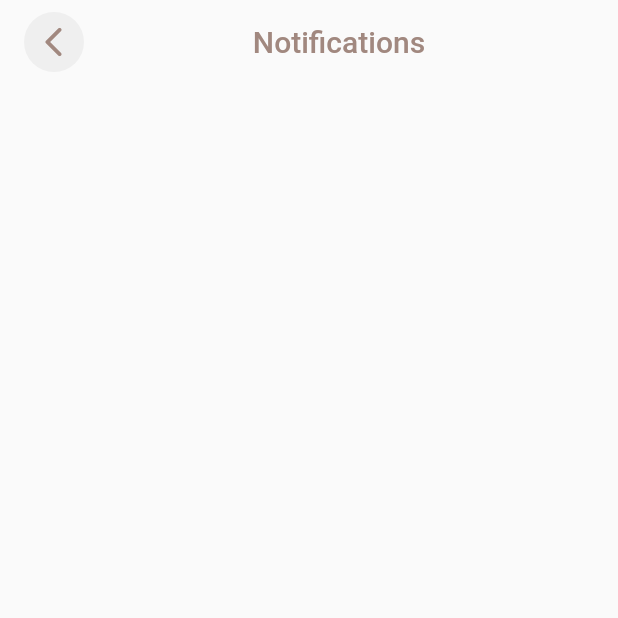
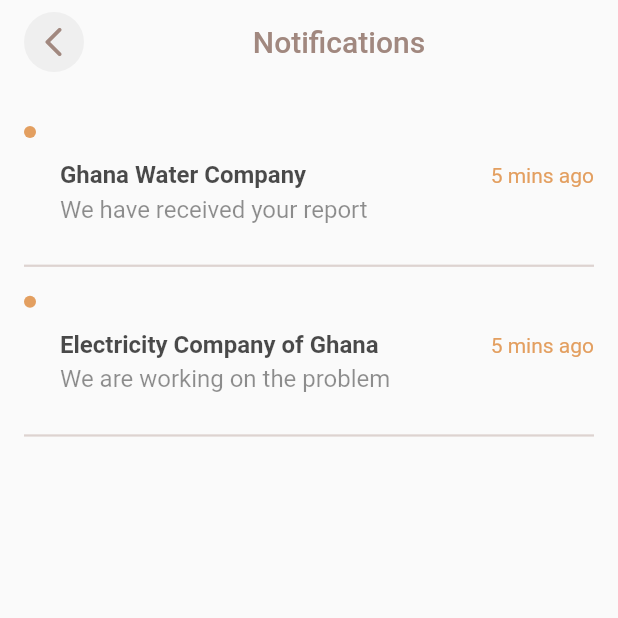
Before and after one commit to SelaseKay/call-away, a Flutter app: the NotificationsScreen screen opened directly, on a phone screen of 412 x 824 dp, the top half of it. Run offline on Flutter 3.47's test engine with Material 2 defaults, Android fonts, the phone set to English and light mode, and no system bars; our stand-ins replace flutter_svg, google_fonts; Roboto replaces fonts that are missing (Prompt).

```diff
--- a/lib/screens/notifications_screen.dart
+++ b/lib/screens/notifications_screen.dart
@@ -1,5 +1,6 @@
 import 'package:call_away/components/app_bar.dart';
 import 'package:flutter/material.dart';
+import 'package:google_fonts/google_fonts.dart';
 
 class NotificationsScreen extends StatelessWidget {
   const NotificationsScreen({Key? key}) : super(key: key);
@@ -7,8 +8,15 @@ class NotificationsScreen extends StatelessWidget {
   @override
   Widget build(BuildContext context) {
     return Theme(
-      data:  Theme.of(context).copyWith(
+      data: Theme.of(context).copyWith(
           primaryColor: const Color(0xFFA1887F),
+          colorScheme: ColorScheme.fromSwatch().copyWith(
+            secondary: const Color(0xFFE39F60), // Your accent color
+          ),
+          dividerTheme: const DividerThemeData(
+            thickness: 1.5,
+            color: Color(0xFFDDD3D0),
+          ),
           textTheme: const TextTheme(
               headline6: TextStyle(color: Color(0xFFA1887F)),
               subtitle1: TextStyle(
@@ -16,23 +24,132 @@ class NotificationsScreen extends StatelessWidget {
                 color: Color(0xFF252525),
               ),
               subtitle2: TextStyle(color: Color(0xFF999999)),
-              bodyText1: TextStyle(color: Color(0xFFD9D9D9)))
-          ),
+              bodyText1: TextStyle(color: Color(0xFFD9D9D9)))),
       child: Scaffold(
         body: SafeArea(
             child: Padding(
           padding: const EdgeInsets.symmetric(horizontal: 16.0),
-          child: Column(children: const [
-            Padding(
-              padding:EdgeInsets.only(top: 8.0),
+          child: Column(children: [
+            const Padding(
+              padding: EdgeInsets.only(top: 8.0),
               child: AppBarSection(
                 title: "Notifications",
                 isRightWidgetVisible: false,
               ),
-            )
+            ),
+            Expanded(
+                child: ListView(
+              children: const [
+                Padding(
+                    padding: EdgeInsets.only(top: 32.0),
+                    child: _NoticationsItem()),
+                Padding(
+                  padding: EdgeInsets.only(top: 8.0),
+                  child: _NoticationsItem(
+                    title: "Electricity Company of Ghana",
+                    description: "We are working on the problem",
+                  ),
+                )
+              ],
+            ))
           ]),
         )),
       ),
     );
   }
 }
+
+class _NoticationsItem extends StatelessWidget {
+  const _NoticationsItem(
+      {Key? key,
+      this.isUnreadNotification = true,
+      this.title = "Ghana Water Company",
+      this.description = "We have received your report",
+      this.time = "5 mins ago"})
+      : super(key: key);
+
+  final bool isUnreadNotification;
+  final String title;
+  final String description;
+  final String time;
+
+  @override
+  Widget build(BuildContext context) {
+    double screenWidth = MediaQuery.of(context).size.width;
+
+    return Column(
+      children: [
+        Row(
+          crossAxisAlignment: CrossAxisAlignment.start,
+          children: [
+            Expanded(
+              child: Row(
+                crossAxisAlignment: CrossAxisAlignment.start,
+                children: [
+                  Visibility(
+                    visible: isUnreadNotification,
+                    child: Padding(
+                      padding: const EdgeInsets.only(top: 4.0),
+                      child: CircleAvatar(
+                        radius: 4.0,
+                        backgroundColor:
+                            Theme.of(context).colorScheme.secondary,
+                      ),
+                    ),
+                  ),
+                  const SizedBox(
+                    width: 16.0,
+                  ),
+                  Expanded(
+                    child: Column(
+                      crossAxisAlignment: CrossAxisAlignment.start,
+                      children: [
+                        Baseline(
+                          baselineType: TextBaseline.alphabetic,
+                          baseline: 42.0,
+                          child: Text(
+                            title,
+                            overflow: TextOverflow.ellipsis,
+                            style: GoogleFonts.prompt(
+                                color:
+                                    const Color(0xFF000000).withOpacity(0.71),
+                                fontWeight: FontWeight.w700,
+                                fontSize: 16.0),
+                          ),
+                        ),
+                        const SizedBox(
+                          height: 4.0,
+                        ),
+                        Text(
+                          description,
+                          overflow: TextOverflow.ellipsis,
+                          style: GoogleFonts.prompt(
+                              color: const Color(0xFF000000).withOpacity(0.44),
+                              fontWeight: FontWeight.normal,
+                              fontSize: 16.0),
+                        ),
+                      ],
+                    ),
+                  )
+                ],
+              ),
+            ),
+            Align(
+              alignment: Alignment.topRight,
+              child: Baseline(
+                baselineType: TextBaseline.alphabetic,
+                baseline: 42.0,
+                child: Text(time,
+                    style: GoogleFonts.prompt(
+                        color: Theme.of(context).colorScheme.secondary,
+                        fontWeight: FontWeight.normal,
+                        fontSize: 14.0)),
+              ),
+            )
+          ],
+        ),
+        const Padding(padding: EdgeInsets.only(top: 20.0), child: Divider())
+      ],
+    );
+  }
+}
--- a/lib/screens/profile_screen.dart
+++ b/lib/screens/profile_screen.dart
@@ -35,7 +35,10 @@ class ProfileScreen extends StatelessWidget {
           child: Column(
             children: [
               const Padding(
-                  padding: EdgeInsets.only(top: 8.0), child: AppBarSection(title: "Profile",)),
+                  padding: EdgeInsets.only(top: 8.0),
+                  child: AppBarSection(
+                    title: "Profile",
+                  )),
               Expanded(
                   child: Padding(
                 padding: const EdgeInsets.only(top: 40.0),
```
